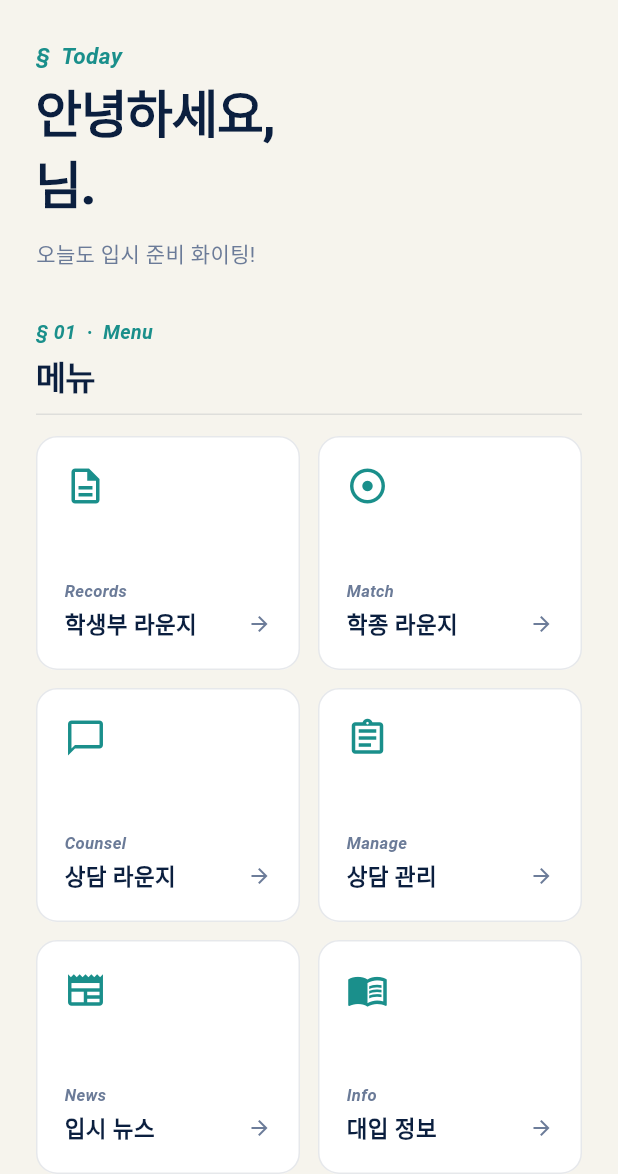
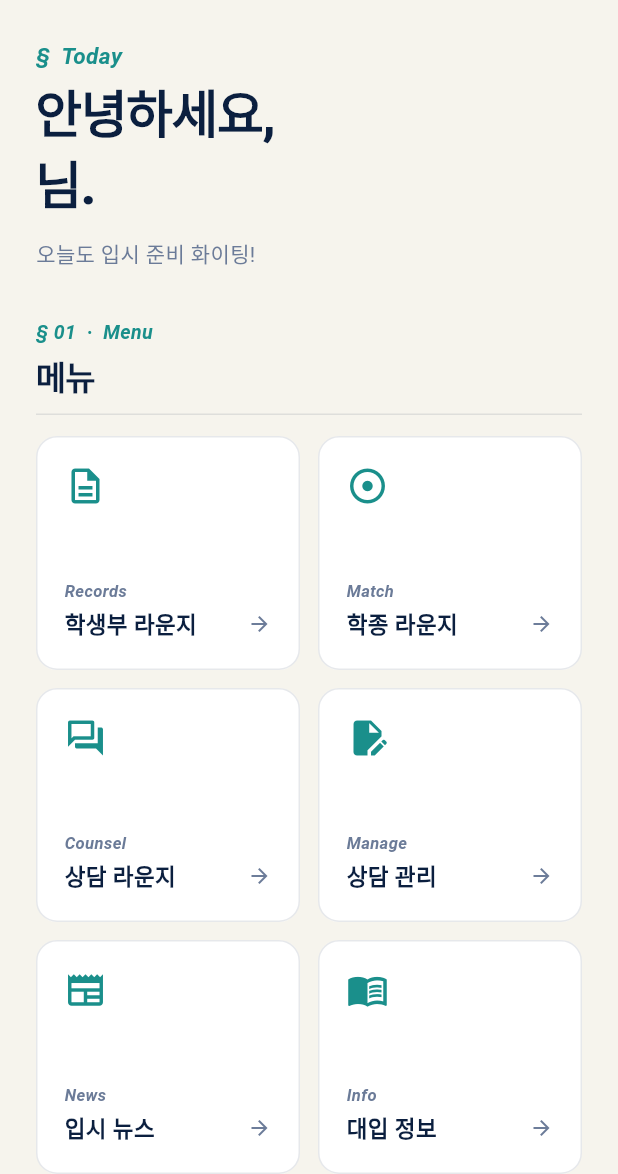
Before and after one commit to ipsilounge2026/ipsilounge, a Flutter app: the _HomeTab screen opened directly with empty values, on a phone screen of 412 x 824 dp, the part 62-1236 px from its top. Run offline on Flutter 3.47's test engine with Material 3 defaults, Android fonts, the phone set to English and light mode, and no system bars; our stand-ins replace file_picker, firebase_core, firebase_messaging, fl_chart, flutter_local_notifications, in_app_purchase and 2 more; accounts and stored records are empty; Roboto replaces fonts that are missing (Pretendard).

Commit message:
fix(mobile): 홈 메뉴 아이콘 참고 HTML SVG 재대조 반영
홈 화면.html 재공유 → viewBox 0 0 64 64 메뉴 SVG 6개 정밀 분석.
- 상담 라운지: 참고가 말풍선 2개 → chat_bubble_outline → forum_outlined
- 상담 관리: 참고가 문서+펜 → assignment_outlined → edit_document
- 학생부(문서)/학종(동심원 타깃)/입시뉴스(신문)/대입정보(펼친책)은
  현재 매핑이 참고 SVG 형태와 일치하여 유지
로직·라벨·onTap 불변, 브래킷 밸런스 확인.

Co-Authored-By: Claude Opus 4.7 (1M context) <noreply@anthropic.com>

```diff
--- a/mobile/lib/screens/home_screen.dart
+++ b/mobile/lib/screens/home_screen.dart
@@ -217,7 +217,7 @@ class _HomeTab extends StatelessWidget {
             children: [
               Expanded(
                 child: _MenuCard(
-                  icon: Icons.chat_bubble_outline,
+                  icon: Icons.forum_outlined,
                   label: '상담 라운지',
                   english: 'Counsel',
                   onTap: () => onSwitchTab(3),
@@ -227,7 +227,7 @@ class _HomeTab extends StatelessWidget {
               // 4번: 상담 관리 (이전 5번에서 이동)
               Expanded(
                 child: _MenuCard(
-                  icon: Icons.assignment_outlined,
+                  icon: Icons.edit_document,
                   label: '상담 관리',
                   english: 'Manage',
                   onTap: () => Navigator.pushNamed(context, '/consultation/management'),
```
